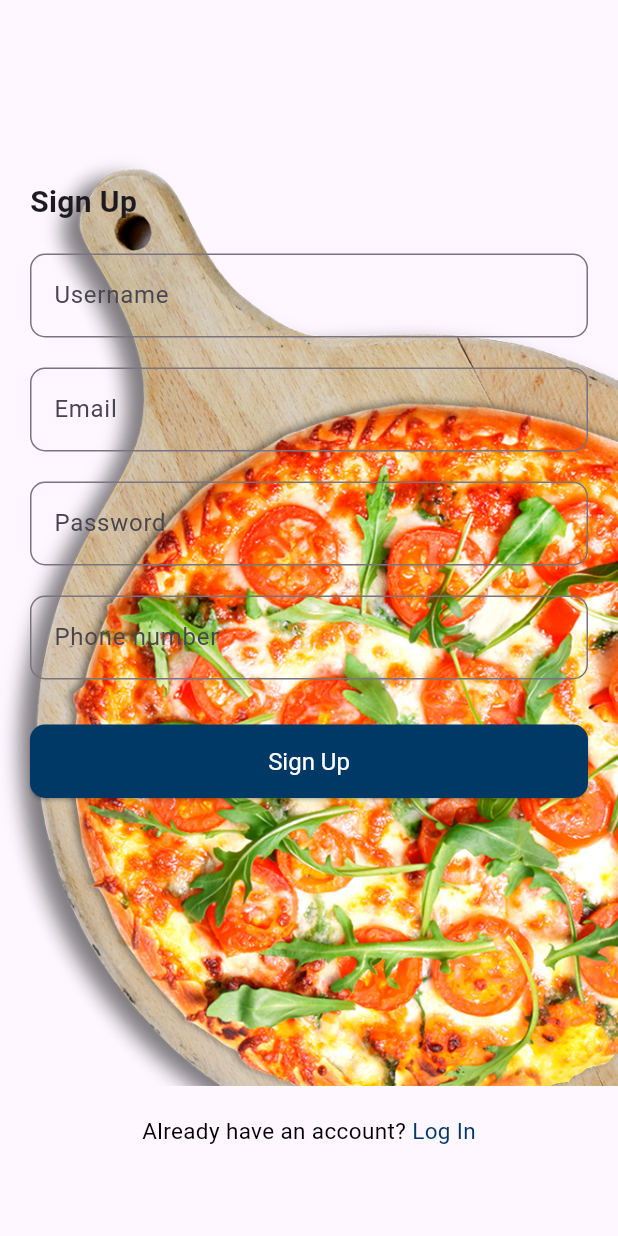
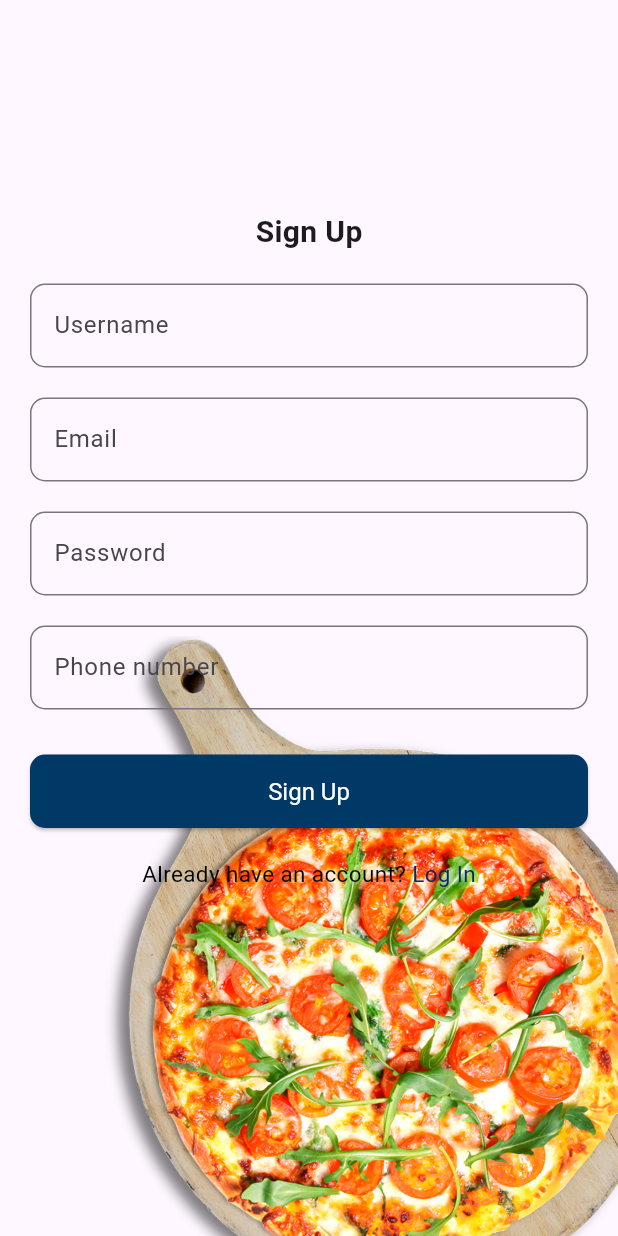
Before and after one commit to Vishal-NodeServer/Pizza-app, a Flutter app: the SignUpPage screen opened directly, on a phone screen of 412 x 824 dp. Run offline on Flutter 3.47's test engine with Material 3 defaults, Android fonts, the light colour scheme and no system bars.

Commit message:
bg added

```diff
--- a/lib/screens/auth/sign_up_page.dart
+++ b/lib/screens/auth/sign_up_page.dart
@@ -21,32 +21,25 @@ class _SignUpPageState extends State<SignUpPage> {
       body: Stack(
         children: [
           // Background image at the bottom
-          Positioned(
-            top: 100,
-            bottom: 100,
-            left: 0,
-            right: 0,
+          Align(
+            alignment: Alignment.bottomCenter,
             child: Image.asset(
-              'assets/logoutpizza.png', // Path to your image
-              height: 100, // Adjust height as needed
-              width: 50, // Make the image cover the width of the screen
-              fit: BoxFit.cover, // Scale the image to cover the area
+              'assets/logoutpizza.png',
+              fit: BoxFit.cover,
+              width: MediaQuery.of(context).size.width,
+              height: 400, // Adjust height as needed
             ),
           ),
           // Form container
-          Padding(
+          SingleChildScrollView(
+            child: Padding(
               padding: const EdgeInsets.symmetric(horizontal: 20, vertical: 40),
               child: Column(
                 children: [
-                Expanded(
-                  child: Column(
-                    crossAxisAlignment: CrossAxisAlignment.start,
-                    children: [
-                      const SizedBox(height: 80),
+                  const SizedBox(height: 100),
                   const Text(
                     "Sign Up",
-                        style: TextStyle(
-                            fontSize: 20, fontWeight: FontWeight.bold),
+                    style: TextStyle(fontSize: 20, fontWeight: FontWeight.bold),
                   ),
                   const SizedBox(height: 20),
                   _buildTextField(
@@ -84,7 +77,7 @@ class _SignUpPageState extends State<SignUpPage> {
                       },
                       style: ElevatedButton.styleFrom(
                         foregroundColor: Colors.white,
-                            backgroundColor: Color.fromARGB(255, 0, 56, 102),
+                        backgroundColor: const Color.fromARGB(255, 0, 56, 102),
                         padding: const EdgeInsets.symmetric(vertical: 15),
                         textStyle: const TextStyle(fontSize: 16),
                         shape: RoundedRectangleBorder(
@@ -95,9 +88,6 @@ class _SignUpPageState extends State<SignUpPage> {
                     ),
                   ),
                   const SizedBox(height: 20),
-                    ],
-                  ),
-                ),
                   Row(
                     mainAxisAlignment: MainAxisAlignment.center,
                     children: [
@@ -119,7 +109,7 @@ class _SignUpPageState extends State<SignUpPage> {
                           "Log In",
                           style: TextStyle(
                             fontSize: 15,
-                          color: Color.fromARGB(255, 0, 56, 102),
+                            color: Color.fromARGB(255, 8, 36, 110),
                           ),
                         ),
                       ),
@@ -127,6 +117,7 @@ class _SignUpPageState extends State<SignUpPage> {
                   ),
                   const SizedBox(height: 20),
                 ],
+              ),
             ),
           ),
         ],
--- a/pubspec.yaml
+++ b/pubspec.yaml
@@ -96,3 +96,5 @@ flutter:
     - assets/chef.png
     - assets/logoutpizza.png
     - assets/loginimage.png
+    - assets/login_bg.jpg
+    - assets/login_bg2.jpg
```
Also changed, not shown: lib/screens/auth/login_page.dart (+58 -33 lines), assets/login_bg2.jpg (added), 1 other file. Lines whose indentation alone changed are shown as unchanged.
